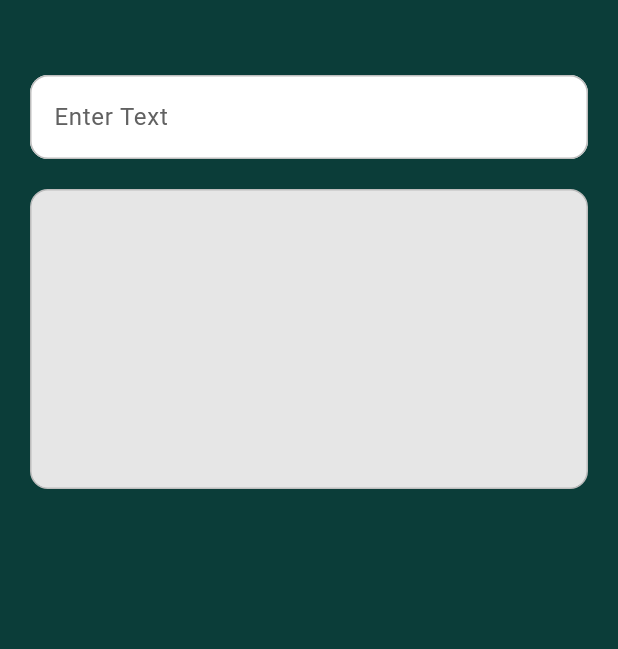
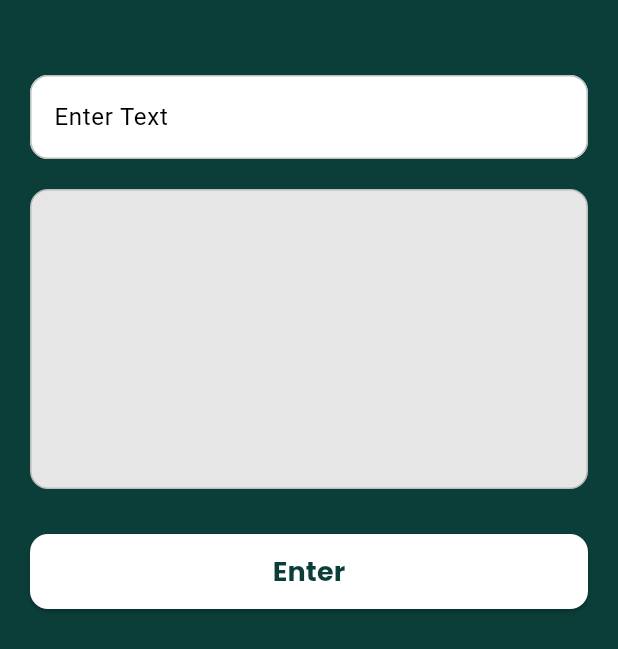
Before and after one commit to sooryakiran347-ai/DotRead_flutter, a Flutter app: the MainScreen screen opened directly, on a phone screen of 412 x 824 dp. Shown: the top 649 px of the screen. Run offline on Flutter 3.47's test engine with Material 3 defaults, Android fonts, the phone set to English and light mode, and no system bars; our stand-ins replace google_fonts.

Commit message:
New enter button

```diff
--- a/lib/screens/screen2.dart
+++ b/lib/screens/screen2.dart
@@ -12,7 +12,6 @@ class _MainScreenState extends State<MainScreen> {
   final TextEditingController _inputController = TextEditingController();
   String _brailleOutput = "";
 
-  // Basic English to Braille mapping (Unicode Braille patterns)
   final Map<String, String> _brailleMap = {
     "a": "\u2801",
     "b": "\u2803",
@@ -43,32 +42,27 @@ class _MainScreenState extends State<MainScreen> {
     " ": " ", // space
   };
 
-  @override
-  void initState() {
-    super.initState();
-
-    // Listen to changes in input field
-    _inputController.addListener(() {
-      setState(() {
-        _brailleOutput = _convertToBraille(_inputController.text);
-      });
-    });
-  }
-
   // Convert input text to Braille
   String _convertToBraille(String text) {
     String result = "";
     for (var char in text.toLowerCase().split('')) {
-      result += _brailleMap[char] ?? "?"; // Unknown characters -> ?
+      result += _brailleMap[char] ?? "?";
     }
     return result;
+  }
+
+  // Called when Enter button is pressed
+  void _onEnterPressed() {
+    setState(() {
+      _brailleOutput = _convertToBraille(_inputController.text);
+      // _inputController.clear(); // clear input after translation
+    });
   }
 
   @override
   Widget build(BuildContext context) {
     return Scaffold(
-      backgroundColor:const Color.fromARGB(255, 11, 61, 57),
-
+      backgroundColor: const Color.fromARGB(255, 11, 61, 57),
       body: SafeArea(
         child: SingleChildScrollView(
           child: Padding(
@@ -82,9 +76,9 @@ class _MainScreenState extends State<MainScreen> {
                   controller: _inputController,
                   decoration: InputDecoration(
                     labelText: "Enter Text",
-    filled: true,                  // enables background color
-    fillColor: Colors.white,       // sets background to white
-    labelStyle: TextStyle(color: Colors.grey.shade700),
+                    filled: true,
+                    fillColor: Colors.white,
+                    labelStyle: TextStyle(color: const Color.fromARGB(255, 0, 0, 0)),
                     border: OutlineInputBorder(
                       borderRadius: BorderRadius.circular(12),
                     ),
@@ -94,10 +88,11 @@ class _MainScreenState extends State<MainScreen> {
                     ),
                     focusedBorder: OutlineInputBorder(
                       borderRadius: BorderRadius.circular(12),
-      borderSide: const BorderSide(color: Color.fromARGB(255, 11, 61, 57), width: 2),
+                      borderSide: const BorderSide(
+                          color: Color.fromARGB(255, 11, 61, 57), width: 2),
                     ),
                   ),
-  style: const TextStyle(color: Colors.black), // text color inside the field
+                  style: const TextStyle(color: Colors.black),
                 ),
 
                 const SizedBox(height: 20),
@@ -106,7 +101,7 @@ class _MainScreenState extends State<MainScreen> {
                 Container(
                   width: double.infinity,
                   constraints: BoxConstraints(
-              minHeight: 200, // minimum height for output box
+                    minHeight: 200,
                     maxHeight: MediaQuery.of(context).size.height * 0.6,
                   ),
                   padding: const EdgeInsets.all(16),
@@ -126,12 +121,37 @@ class _MainScreenState extends State<MainScreen> {
                     ),
                   ),
                 ),
+
+                const SizedBox(height: 30),
+
+                // Enter button
+                SizedBox(
+                  width: double.infinity,
+                  height: 50,
+                  child: ElevatedButton(
+                    onPressed: _onEnterPressed,
+                    style: ElevatedButton.styleFrom(
+                      backgroundColor: Colors.white,
+                      foregroundColor:
+                          const Color.fromARGB(255, 11, 61, 57),
+                      shape: RoundedRectangleBorder(
+                        borderRadius: BorderRadius.circular(12),
+                      ),
+                    ),
+                    child:  Text(
+                      "Enter",
+                      style: GoogleFonts.poppins(
+                        fontSize: 18,
+                        fontWeight: FontWeight.bold,
+                      ),
+                    ),
+                  ),
+                ),
               ],
             ),
           ),
         ),
       ),
-
     );
   }
 
```
Lines whose indentation alone changed are shown as unchanged.
